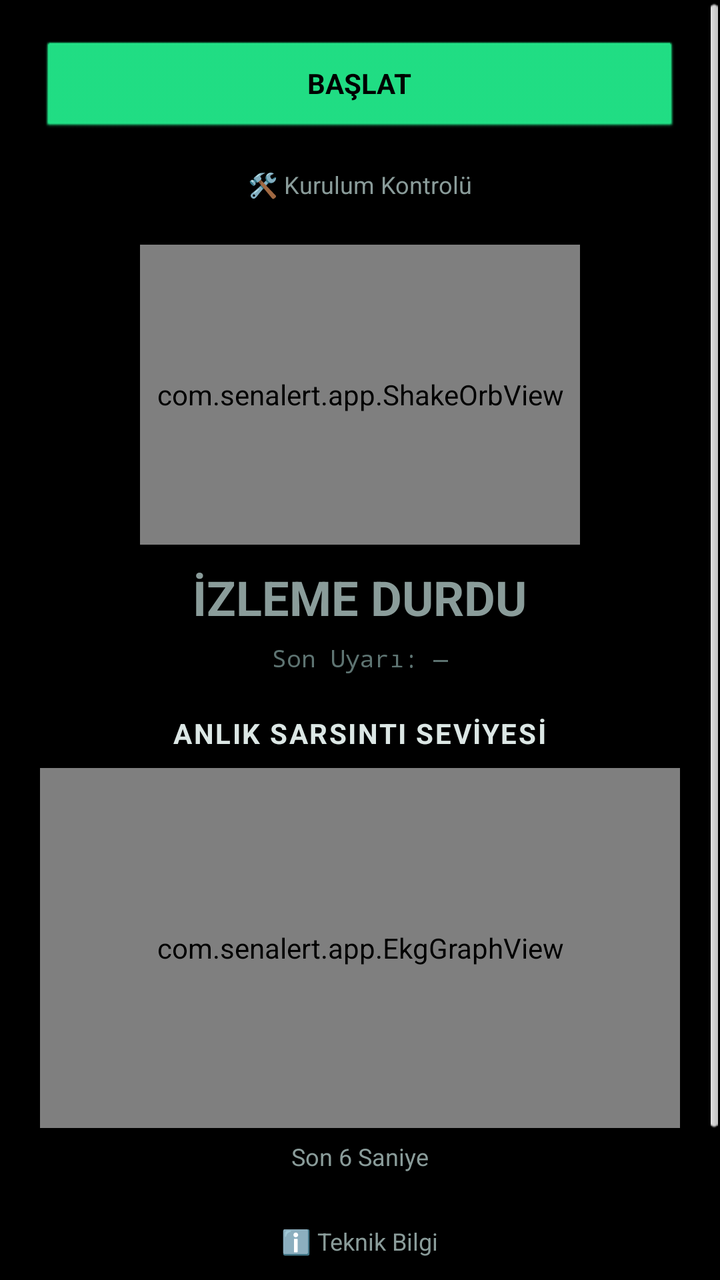
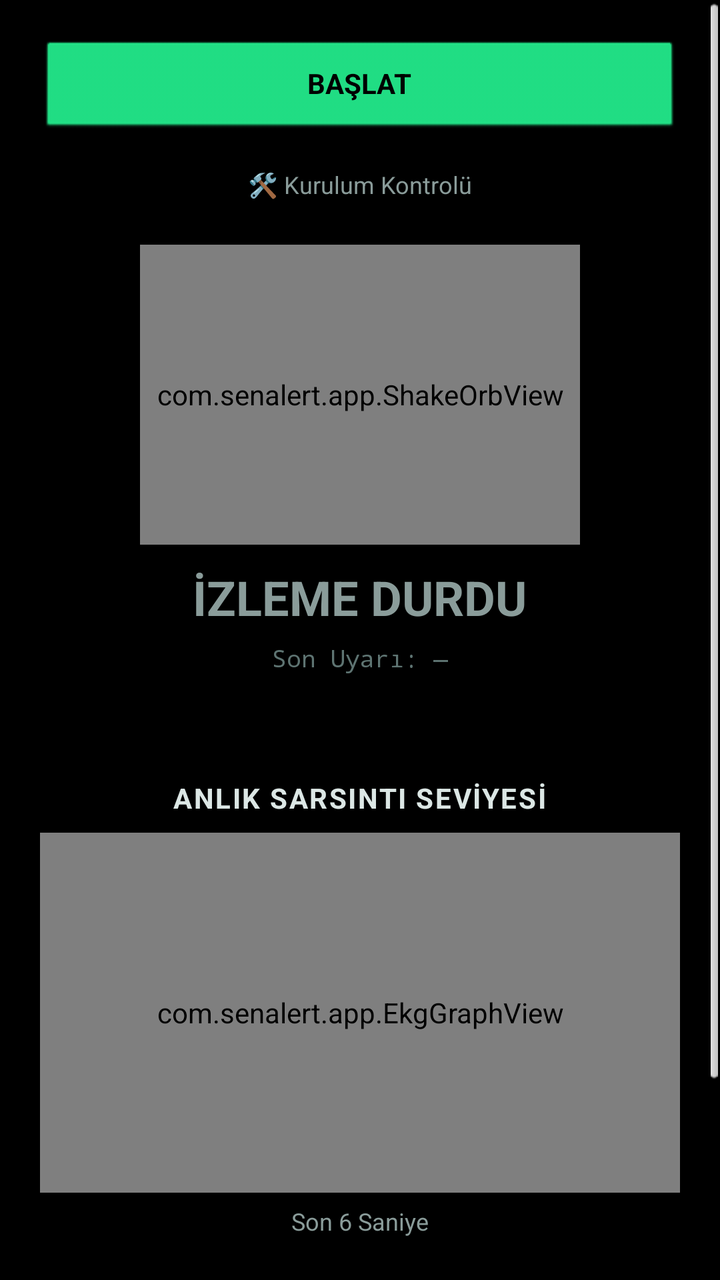

Before-and-after screenshots of an Android layout around one commit, followed by the original layout XML and the change that was made.
<!-- AndroidManifest.xml: application theme android:Theme.Black.NoTitleBar -->
<!-- res/layout/activity_main.xml -->
<?xml version="1.0" encoding="utf-8"?>
<ScrollView xmlns:android="http://schemas.android.com/apk/res/android"
    android:id="@+id/rootLayout"
    android:layout_width="match_parent"
    android:layout_height="match_parent"
    android:background="#05070707">

    <LinearLayout
        android:layout_width="match_parent"
        android:layout_height="wrap_content"
        android:orientation="vertical"
        android:padding="20dp">

        <Button
            android:id="@+id/btnToggle"
            android:layout_width="match_parent"
            android:layout_height="wrap_content"
            android:text="BAŞLAT"
            android:backgroundTint="#22E88A"
            android:textColor="#000000"
            android:textStyle="bold"/>

        <TextView
            android:id="@+id/btnSetupToggle"
            android:layout_width="wrap_content"
            android:layout_height="wrap_content"
            android:layout_gravity="center_horizontal"
            android:layout_marginTop="10dp"
            android:padding="6dp"
            android:text="🛠️ Kurulum Kontrolü"
            android:textColor="#8A9C9A"
            android:textSize="12sp"/>

        <LinearLayout
            android:id="@+id/setupPanel"
            android:layout_width="match_parent"
            android:layout_height="wrap_content"
            android:orientation="vertical"
            android:visibility="gone"
            android:background="#0F1517"
            android:padding="14dp"
            android:layout_marginTop="4dp">

            <TextView
                android:id="@+id/setupNotifStatus"
                android:layout_width="wrap_content"
                android:layout_height="wrap_content"
                android:text="Bildirim İzni: —"
                android:textColor="#DCE7E5"
                android:textSize="13sp"/>

            <Button
                android:id="@+id/btnFixNotif"
                android:layout_width="wrap_content"
                android:layout_height="wrap_content"
                android:text="İzin Ver"
                android:backgroundTint="#22E88A"
                android:textColor="#000000"
                android:layout_marginTop="6dp"
                android:visibility="gone"/>

            <View
                android:layout_width="match_parent"
                android:layout_height="1dp"
                android:background="#1C2A2C"
                android:layout_marginTop="12dp"
                android:layout_marginBottom="12dp"/>

            <TextView
                android:id="@+id/setupBatteryStatus"
                android:layout_width="wrap_content"
                android:layout_height="wrap_content"
                android:text="Pil Optimizasyonu: —"
                android:textColor="#DCE7E5"
                android:textSize="13sp"/>

            <Button
                android:id="@+id/btnFixBattery"
                android:layout_width="wrap_content"
                android:layout_height="wrap_content"
                android:text="Kısıtlamayı Kaldır"
                android:backgroundTint="#22E88A"
                android:textColor="#000000"
                android:layout_marginTop="6dp"
                android:visibility="gone"/>

            <View
                android:layout_width="match_parent"
                android:layout_height="1dp"
                android:background="#1C2A2C"
                android:layout_marginTop="12dp"
                android:layout_marginBottom="12dp"/>

            <TextView
                android:layout_width="wrap_content"
                android:layout_height="wrap_content"
                android:text="Otomatik Başlatma (cihaz markanıza göre ayrı bir ayar olabilir)"
                android:textColor="#DCE7E5"
                android:textSize="13sp"/>

            <Button
                android:id="@+id/btnFixAutostart"
                android:layout_width="wrap_content"
                android:layout_height="wrap_content"
                android:text="Ayarları Aç"
                android:backgroundTint="#0F1517"
                android:textColor="#FFFFFF"
                android:layout_marginTop="6dp"/>

        </LinearLayout>

        <com.senalert.app.ShakeOrbView
            android:id="@+id/orbView"
            android:layout_width="220dp"
            android:layout_height="150dp"
            android:layout_gravity="center_horizontal"
            android:layout_marginTop="16dp"/>

        <TextView
            android:id="@+id/stateText"
            android:layout_width="wrap_content"
            android:layout_height="wrap_content"
            android:layout_gravity="center_horizontal"
            android:layout_marginTop="10dp"
            android:text="İZLEME DURDU"
            android:textColor="#8A9C9A"
            android:textSize="24sp"
            android:textStyle="bold"/>

        <TextView
            android:id="@+id/lastAlertText"
            android:layout_width="wrap_content"
            android:layout_height="wrap_content"
            android:layout_gravity="center_horizontal"
            android:layout_marginTop="6dp"
            android:text="Son Uyarı: —"
            android:textColor="#5E7472"
            android:textSize="12sp"
            android:fontFamily="monospace"/>

        <TextView
            android:id="@+id/alertBar"
            android:layout_width="match_parent"
            android:layout_height="wrap_content"
            android:layout_marginTop="16dp"
            android:padding="14dp"
            android:gravity="center"
            android:visibility="gone"
            android:textColor="#000000"
            android:textSize="16sp"
            android:textStyle="bold"
            android:background="#808080"/>

        <Button
            android:id="@+id/btnMute"
            android:layout_width="match_parent"
            android:layout_height="wrap_content"
            android:layout_marginTop="12dp"
            android:text="SUSTUR"
            android:backgroundTint="#FF3B30"
            android:textColor="#FFFFFF"
            android:visibility="gone"/>

        <TextView
            android:layout_width="wrap_content"
            android:layout_height="wrap_content"
            android:layout_gravity="center_horizontal"
            android:layout_marginTop="20dp"
            android:text="ANLIK SARSINTI SEVİYESİ"
            android:textColor="#DCE7E5"
            android:textSize="14sp"
            android:textStyle="bold"
            android:letterSpacing="0.06"/>

        <com.senalert.app.EkgGraphView
            android:id="@+id/ekgView"
            android:layout_width="match_parent"
            android:layout_height="180dp"
            android:layout_marginTop="8dp"
            android:background="#0a1112"/>

        <TextView
            android:layout_width="wrap_content"
            android:layout_height="wrap_content"
            android:layout_gravity="center_horizontal"
            android:layout_marginTop="6dp"
            android:text="Son 6 Saniye"
            android:textColor="#8A9C9A"
            android:textSize="12sp"/>

        <TextView
            android:id="@+id/btnInfoToggle"
            android:layout_width="wrap_content"
            android:layout_height="wrap_content"
            android:layout_gravity="center_horizontal"
            android:layout_marginTop="18dp"
            android:padding="8dp"
            android:text="ℹ️ Teknik Bilgi"
            android:textColor="#8A9C9A"
            android:textSize="12sp"/>

        <LinearLayout
            android:id="@+id/detailsPanel"
            android:layout_width="match_parent"
            android:layout_height="wrap_content"
            android:orientation="vertical"
            android:visibility="gone"
            android:background="#0F1517"
            android:padding="12dp"
            android:layout_marginTop="4dp">

            <TextView
                android:id="@+id/sensorText"
                android:layout_width="wrap_content"
                android:layout_height="wrap_content"
                android:layout_gravity="center_horizontal"
                android:text="X: 0.00  Y: 0.00  Z: 0.00\nΔXY: 0.00  ΔZ: 0.00"
                android:textColor="#DCE7E5"
                android:textSize="12sp"
                android:fontFamily="monospace"
                android:gravity="center"/>

            <TextView
                android:id="@+id/lastBroadcastText"
                android:layout_width="wrap_content"
                android:layout_height="wrap_content"
                android:layout_gravity="center_horizontal"
                android:layout_marginTop="8dp"
                android:text="Son Broadcast: —"
                android:textColor="#22E88A"
                android:textSize="11sp"
                android:fontFamily="monospace"
                android:gravity="center"/>

            <TextView
                android:layout_width="wrap_content"
                android:layout_height="wrap_content"
                android:layout_gravity="center_horizontal"
                android:layout_marginTop="6dp"
                android:text="Seviye ölçeği: 🟢 0-29 Düşük · 🟡 30-69 Orta · 🔴 70-100 Yüksek"
                android:textColor="#8A9C9A"
                android:textSize="10sp"
                android:gravity="center"/>

            <View
                android:layout_width="match_parent"
                android:layout_height="1dp"
                android:background="#1C2A2C"
                android:layout_marginTop="12dp"
                android:layout_marginBottom="12dp"/>

            <TextView
                android:layout_width="wrap_content"
                android:layout_height="wrap_content"
                android:text="Sen-Alert, telefon veya tabletin bulunduğu noktadaki sarsıntıyı internet bağlantısı gerektirmeden, cihazın dahili hareket sensörlerini kullanarak sürekli izler. Amacı panik oluşturmak değil, olası bir sarsıntı durumunda kullanıcıya mümkün olan en kısa sürede farkındalık kazandırmaktır.\n\nSarsıntı seviyeleri (Yeşil / Sarı / Kırmızı), cihazın dahili hareket sensörlerinden alınan verilerin analizine göre belirlenir. Eşik değerleri gerçek kullanım testleriyle optimize edilmiştir.\n\nBu uygulama bir deprem büyüklüğü veya deprem şiddeti ölçüm cihazı değildir. Ölçülen değerler; cihazın modeli, sensör özellikleri, bulunduğu yüzey ve konum gibi etkenlere bağlı olarak değişebilir. Sen-Alert, yalnızca cihazın bulunduğu noktadaki sarsıntıyı algılayarak kullanıcıyı mümkün olan en kısa sürede ses, titreşim ve ışık bildirimleriyle uyarmayı amaçlar."
                android:textColor="#8A9C9A"
                android:textSize="11sp"
                android:lineSpacingExtra="3dp"/>
        </LinearLayout>

        <Button
            android:id="@+id/btnRecalibrate"
            android:layout_width="wrap_content"
            android:layout_height="wrap_content"
            android:layout_gravity="center_horizontal"
            android:layout_marginTop="16dp"
            android:text="YENİDEN KALİBRE ET"
            android:backgroundTint="#0F1517"
            android:textColor="#FFFFFF"
            android:visibility="gone"/>

        <Button
            android:id="@+id/btnSettings"
            android:layout_width="match_parent"
            android:layout_height="wrap_content"
            android:layout_marginTop="20dp"
            android:text="AYARLAR"
            android:backgroundTint="#0F1517"
            android:textColor="#FFFFFF"/>

    </LinearLayout>
</ScrollView>
<!-- resources referenced by this layout -->
<resources>

</resources>

<!-- the commit's change to res/layout/activity_main.xml (unified diff, before → after) -->
@@ -151,15 +151,18 @@
             android:textStyle="bold"
             android:background="#808080"/>
 
-        <Button
+        
+        <TextView
             android:id="@+id/btnMute"
-            android:layout_width="match_parent"
-            android:layout_height="wrap_content"
-            android:layout_marginTop="12dp"
-            android:text="SUSTUR"
-            android:backgroundTint="#FF3B30"
-            android:textColor="#FFFFFF"
-            android:visibility="gone"/>
+            android:layout_width="wrap_content"
+            android:layout_height="wrap_content"
+            android:layout_gravity="center_horizontal"
+            android:layout_marginTop="8dp"
+            android:padding="4dp"
+            android:text="🔕 Uyarıyı Sustur"
+            android:textColor="#FF3B30"
+            android:textSize="12sp"
+            android:visibility="invisible"/>
 
         <TextView
             android:layout_width="wrap_content"
